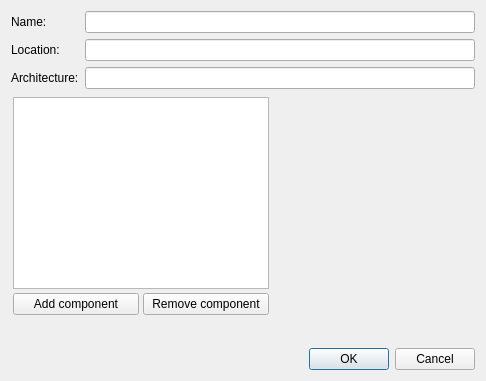
First picture: the form in src.qt/hadesvm-gui/ConfigureVirtualApplianceDialog.ui, repository akapustiatyahoocouk/hadesvm, before the edit.
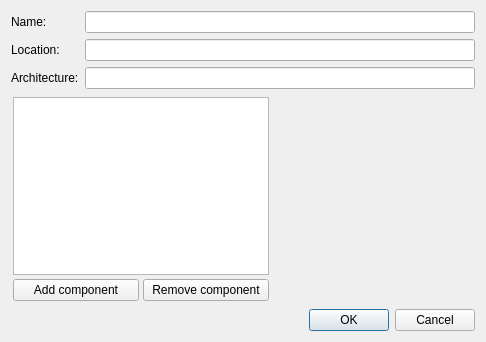
Second picture: the form after the edit.

Patch:
```diff
--- a/src.qt/hadesvm-gui/ConfigureVirtualApplianceDialog.ui
+++ b/src.qt/hadesvm-gui/ConfigureVirtualApplianceDialog.ui
@@ -9,8 +9,8 @@
    <rect>
     <x>0</x>
     <y>0</y>
-    <width>482</width>
-    <height>381</height>
+    <width>476</width>
+    <height>342</height>
    </rect>
   </property>
   <property name="windowTitle">
```
